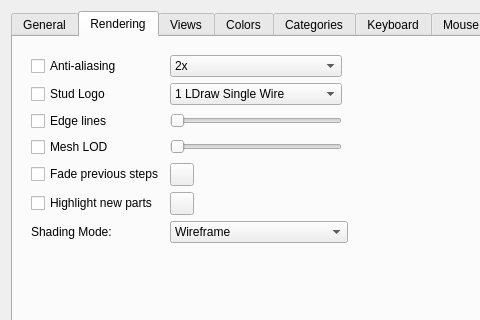
The window that qt/lc_qpreferencesdialog.ui (leozide/leocad) describes before a commit, drawn with Qt 5; both pictures show x 0 to 480 and y 0 to 320 of the 598 by 505 pixel window.
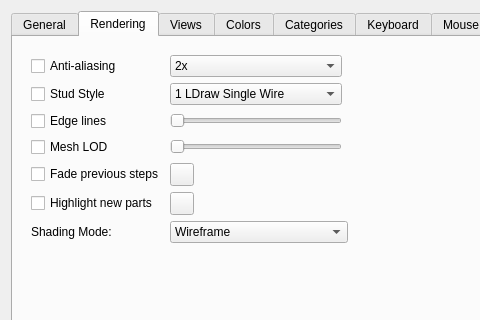
The same window after the commit. The open tabs and pages were chosen to show the change. Icons and pictures are not drawn.

Commit message: Stud style - Rename stud logo

```diff
--- a/qt/lc_qpreferencesdialog.ui
+++ b/qt/lc_qpreferencesdialog.ui
@@ -428,7 +428,7 @@
           <item row="1" column="0">
            <widget class="QCheckBox" name="studLogo">
             <property name="text">
-             <string>Stud Logo</string>
+             <string>Stud Style</string>
             </property>
            </widget>
           </item>
```
Left out of the diff: 8 changed lines with no effect on the pictures. The commit also changes 15 other files.
